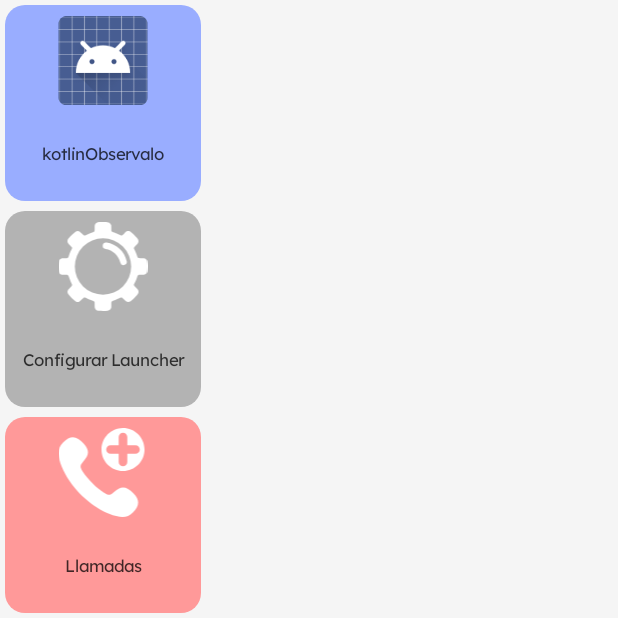
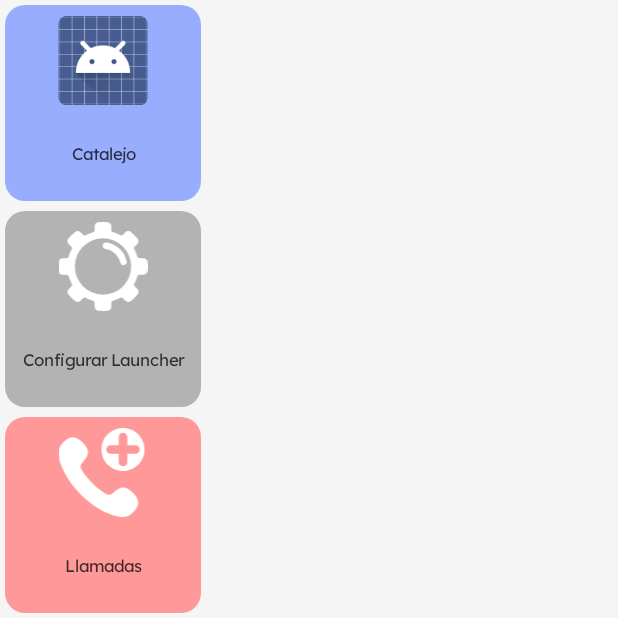
Before and after one commit to LinyeNinja/kotlinObservalo, an Android app: the screen it shows after launch (MainActivity), on a phone screen of 412 x 824 dp, the top half of it. Run offline under Robolectric (Android 15) with nearby library versions, the phone set to English and light mode, and no system bars; 2 statements that could not run were skipped.

Commit message:
perdí shikaka

```diff
--- a/app/src/main/java/com/example/kotlinobservalo/AppGetter.kt
+++ b/app/src/main/java/com/example/kotlinobservalo/AppGetter.kt
@@ -52,7 +52,7 @@ object AppGetter {
             val icon: Drawable
             if (packageName == defaultSms) {
                 icon = ContextCompat.getDrawable(Contexto.mainActivity, R.drawable.ic_mensajes)!!
-                color = Paint.makeFlatColor(Color.YELLOW)
+                color = Paint.colorObservaloApp("mensajes")
             }
             else{
                 icon = ri.activityInfo.loadIcon(pm)
--- a/app/src/main/java/com/example/kotlinobservalo/MainActivity.kt
+++ b/app/src/main/java/com/example/kotlinobservalo/MainActivity.kt
@@ -31,6 +31,7 @@ import android.widget.FrameLayout
 import androidx.annotation.DimenRes
 import androidx.appcompat.app.AppCompatActivity
 import androidx.core.content.ContextCompat
+import androidx.core.graphics.drawable.DrawableCompat
 import androidx.recyclerview.widget.GridLayoutManager
 import androidx.recyclerview.widget.ItemTouchHelper
 import androidx.recyclerview.widget.PagerSnapHelper
@@ -123,13 +124,14 @@ class MainActivity : AppCompatActivity() {
 
         listaDeApps = AppGetter.getListaDeApps(this.applicationContext)
 
+
         val configAct = AppInfo(
             null,
             "Configurar Launcher",
             "LclObservaloConfigActivity",
             ContextCompat.getDrawable(this, R.drawable.ic_config),
-            Paint.makeFlatColor(Color.GRAY)
-        )
+            Paint.colorObservaloApp("Config")
+            )
         listaDeApps.add(configAct)
 
         val llamadasAct = AppInfo(
@@ -137,7 +139,7 @@ class MainActivity : AppCompatActivity() {
             "Llamadas",
             "LclObservaloLlamadasActivity",
             ContextCompat.getDrawable(this, R.drawable.ic_llamadas_emergencia),
-            Paint.makeFlatColor(Color.RED)
+            Paint.colorObservaloApp("Llamadas")
         )
         listaDeApps.add(llamadasAct)
 
@@ -146,7 +148,7 @@ class MainActivity : AppCompatActivity() {
             "Lupa",
             "LclObservaloLupa",
             ContextCompat.getDrawable(this, R.drawable.ic_lupa),
-            Paint.makeFlatColor(Color.BLUE)
+            color = Paint.colorObservaloApp("Lupa")
         )
         listaDeApps.add(lupaAct)
 
--- a/app/src/main/java/com/example/kotlinobservalo/Paint.kt
+++ b/app/src/main/java/com/example/kotlinobservalo/Paint.kt
@@ -159,6 +159,31 @@ object Paint {
         }
         return color
     }
+    fun colorObservaloApp(packageName: String): Int{
+        var color: Int
+        if (Configs.obtenerBoolean("modoAltoContraste") == true) {
+            if (Configs.obtenerBoolean("modoNoche") == true) {
+                color = app_highContrast_dark
+            } else {
+                color = app_highContrast_light
+            }
+        } else {
+            when (packageName) {
+                "Config" -> color = makeFlatColor(Color.GRAY)
+                "Llamadas" -> color = makeFlatColor(Color.RED)
+                "Lupa" -> color = makeFlatColor(Color.BLUE)
+                "mensajes" -> color = makeFlatColor(rgb(0xFF, 0x88, 0x00))
+                else -> color = makeFlatColor(Color.GRAY)
+            }
+            if (Configs.obtenerBoolean("modoNoche") == true) {
+                color = app_highContrast_dark
+            }
+            if (Configs.obtenerBoolean("modoFondo") == true) {
+                color = argb(200, color.red, color.green, color.blue)
+            }
+        }
+        return color
+    }
 
     /*
     fun getDominantColor(drawable: Drawable): Int {
--- a/app/src/main/res/values/strings.xml
+++ b/app/src/main/res/values/strings.xml
@@ -1,5 +1,5 @@
 <resources>
-    <string name="app_name">kotlinObservalo</string>
+    <string name="app_name">Catalejo</string>
     <string name="action_settings">Settings</string>
     <!-- Strings used for fragments for navigation -->
     <string name="first_fragment_label">First Fragment</string>
--- a/app/src/main/res/xml/root_preferences.xml
+++ b/app/src/main/res/xml/root_preferences.xml
@@ -24,7 +24,7 @@
             android:defaultValue="false"
             />
         <SwitchPreferenceCompat
-            android:key="Alto contraste"
+            android:key="modoAltoContraste"
             android:title="Modo de alto contraste"
             android:summary="(Es afectado por el tema oscuro)"
             />
```
